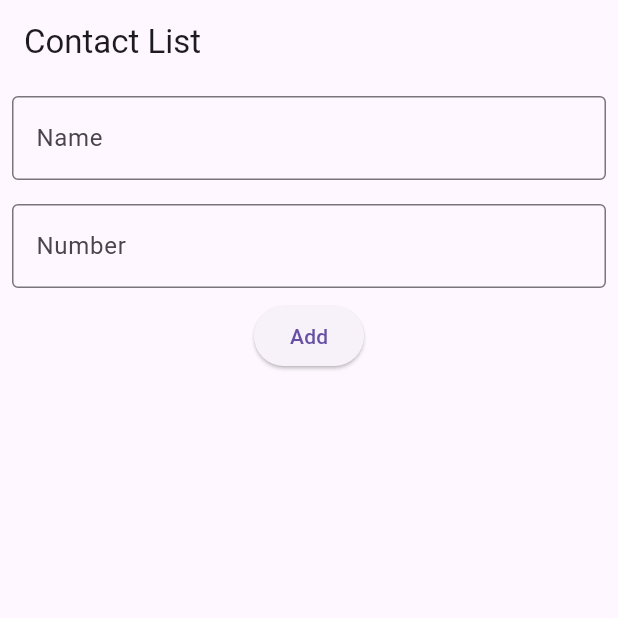
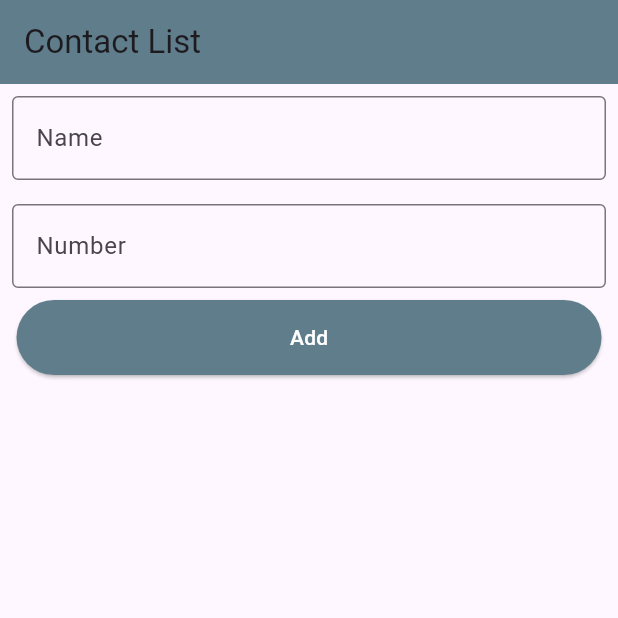
Before and after one commit to smshaqib/Ostad_Assignment, a Flutter app: the screen it shows after launch, on a phone screen of 412 x 824 dp, the top half of it. Run offline on Flutter 3.47's test engine with Material 3 defaults, Android fonts, the phone set to English and light mode, and no system bars.

Commit message:
Update main.dart

```diff
--- a/assignment6/lib/main.dart
+++ b/assignment6/lib/main.dart
@@ -79,6 +79,7 @@ class _ContactListPageState extends State<ContactListPage> {
     return Scaffold(
       appBar: AppBar(
         title: Text('Contact List'),
+        backgroundColor: Colors.blueGrey,
       ),
       body: Column(
         children: <Widget>[
@@ -102,9 +103,23 @@ class _ContactListPageState extends State<ContactListPage> {
               ),
             ),
           ),
-          ElevatedButton(
-            onPressed: _addContact,
-            child: Text('Add'),
+          SizedBox(
+            width: 390,
+            height: 50.0,
+            child: ElevatedButton(
+              onPressed: _addContact,
+              child: Text('Add',),
+              style: ElevatedButton.styleFrom(
+                foregroundColor: Colors.white, backgroundColor: Colors.blueGrey, // Text color
+              ),
+            ),
+          ),
+
+          SizedBox(
+
+            height: 30,
+
+
           ),
           Expanded(
             child: ListView.builder(
@@ -120,7 +135,7 @@ class _ContactListPageState extends State<ContactListPage> {
                     title: Text(
                       _contacts[index]['name']!,
                       style: TextStyle(
-                        color: index % 2 == 0 ? Colors.red : Colors.black,
+                        color: Colors.red ,
                       ),
                     ),
                     subtitle: Text(_contacts[index]['number']!),
```
